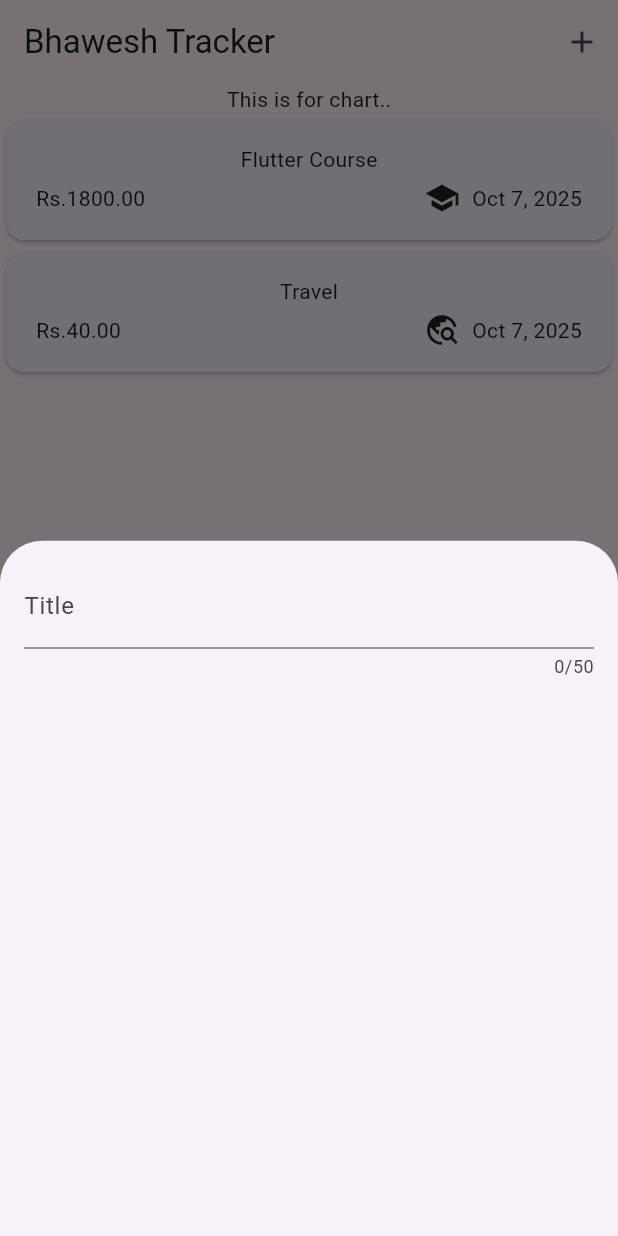
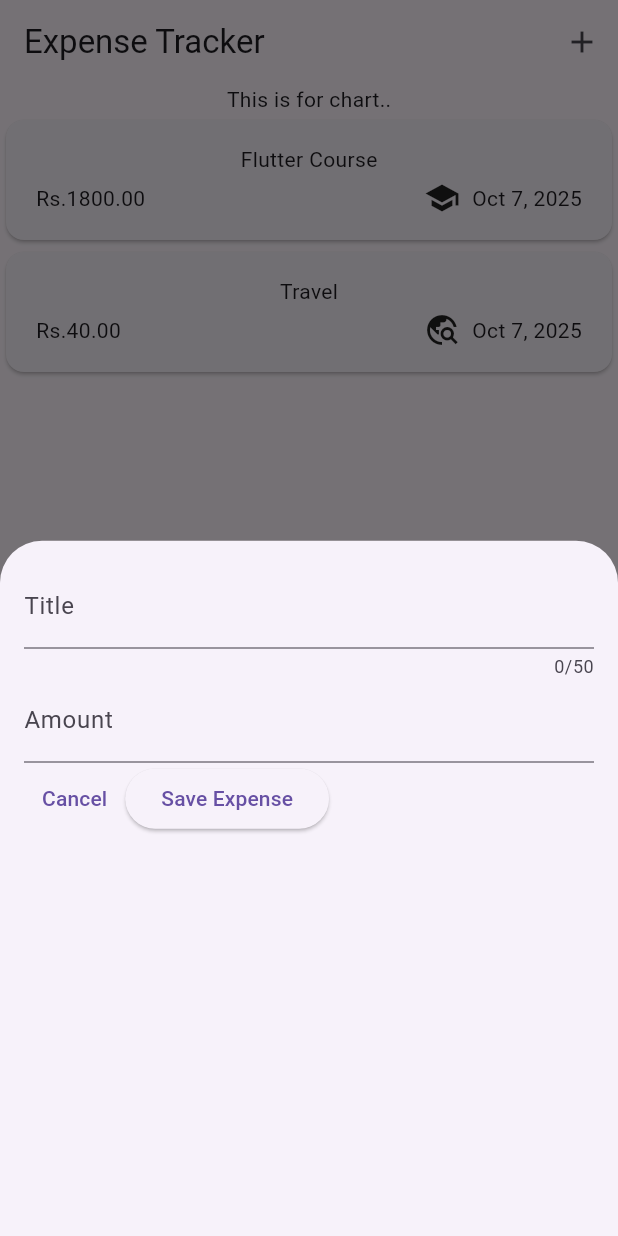
Before and after one commit to bhawesh-3/Expense-Traker, a Flutter app: the screen it shows after launch, after a tap on the "add" icon, on a phone screen of 412 x 824 dp. Run offline on Flutter 3.47's test engine with Material 3 defaults, Android fonts, the phone set to English and light mode, and no system bars.

Commit message:
Second Commit

```diff
--- a/lib/expenses.dart
+++ b/lib/expenses.dart
@@ -33,7 +33,7 @@ class _ExpensesState extends State<Expenses> {
   Widget build(BuildContext context) {
     return Scaffold(
       appBar: AppBar(
-        title: const Text("Bhawesh Tracker"),
+        title: const Text("Expense Tracker"),
         actions: [
           IconButton(
             onPressed: _openAddExpenseOverlay,
--- a/lib/new_expense.dart
+++ b/lib/new_expense.dart
@@ -10,17 +10,51 @@ class NewExpense extends StatefulWidget {
 }
 
 class _NewExpenseState extends State<NewExpense> {
+  final _titleController = TextEditingController();
+  final _amountController = TextEditingController();
+
+  @override
+  void dispose() {
+    _titleController.dispose();
+    _amountController.dispose();
+    super.dispose();
+  }
+
   @override
   Widget build(BuildContext context) {
-    return const Padding(
-      padding: EdgeInsets.all(16),
+    return Padding(
+      padding: const EdgeInsets.all(16),
       child: Column(
         children: [
           TextField(
+            controller: _titleController,
             maxLength: 50,
-            decoration: InputDecoration(
+            decoration: const InputDecoration(
               label: Text('Title'),
             ),
+          ),
+          TextField(
+            controller: _amountController,
+            keyboardType: TextInputType.number,
+            decoration: const InputDecoration(
+              prefixText: 'Rs.',
+              label: Text('Amount'),
+            ),
+          ),
+          Row(
+            children: [
+              TextButton(
+                onPressed: () {},
+                child: const Text("Cancel"),
+              ),
+              ElevatedButton(
+                onPressed: () {
+                  print(_titleController.text);
+                  print(_amountController.text);
+                },
+                child: const Text('Save Expense'),
+              ),
+            ],
           )
         ],
       ),
```
